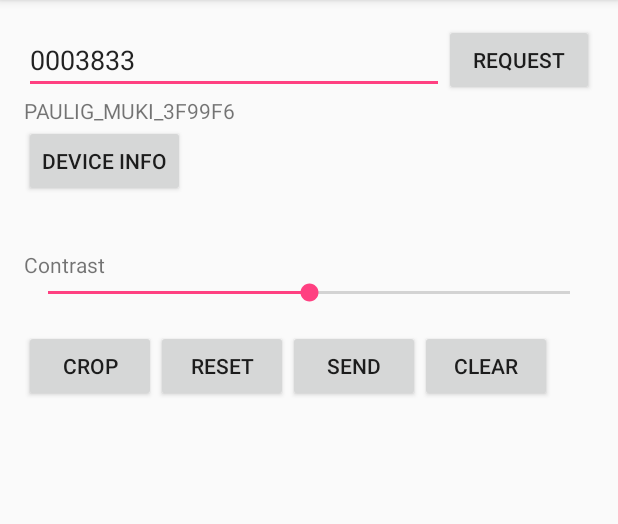
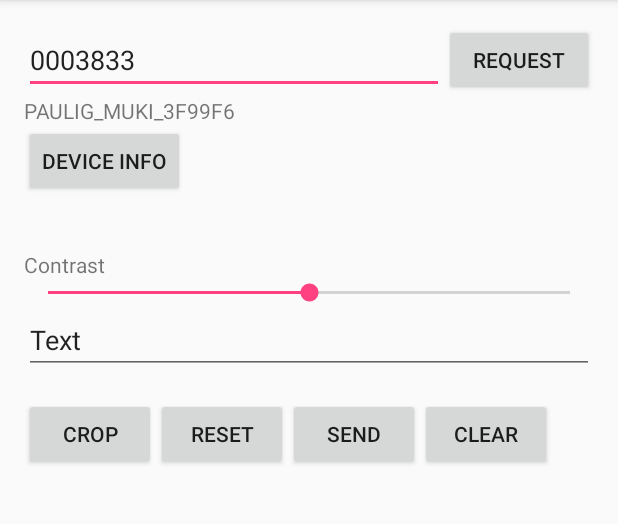
Before and after one commit to walliski/How-am-I-powered, an Android app: the screen it shows after launch (MainActivity), on a phone screen of 412 x 824 dp, the part 84-608 px from its top. Run offline under Robolectric (Android 15) with nearby library versions, the phone set to English and light mode, and no system bars; 7 statements that could not run were skipped.

Commit message:
Use text from input fields, show warnings on conn/disco

```diff
--- a/MukiTestApp/app/src/main/java/com/muki/MainActivity.java
+++ b/MukiTestApp/app/src/main/java/com/muki/MainActivity.java
@@ -8,6 +8,7 @@ import android.graphics.Point;
 import android.os.AsyncTask;
 import android.os.Bundle;
 import android.support.v7.app.AppCompatActivity;
+import android.util.Log;
 import android.view.View;
 import android.widget.EditText;
 import android.widget.ImageView;
@@ -32,6 +33,7 @@ import android.support.v4.app.ActivityCompat;
 public class MainActivity extends AppCompatActivity {
 
     private EditText mSerialNumberEdit;
+    private EditText mTextInput;
     private TextView mCupIdText;
     private TextView mDeviceInfoText;
     private ImageView mCupImage;
@@ -66,11 +68,13 @@ public class MainActivity extends AppCompatActivity {
             @Override
             public void onCupConnected() {
                 showToast("Cup connected");
+                Log.w("muki", "CONNECT");
             }
 
             @Override
             public void onCupDisconnected() {
                 showToast("Cup disconnected");
+                Log.w("muki", "DISCO");
             }
 
             @Override
@@ -102,6 +106,8 @@ public class MainActivity extends AppCompatActivity {
         mCupId =  "PAULIG_MUKI_3F99F6";
         mDeviceInfoText = (TextView) findViewById(R.id.deviceInfoText);
         mCupImage = (ImageView) findViewById(R.id.imageSrc);
+
+        mTextInput = (EditText) findViewById(R.id.textInput);
 
         mContrastSeekBar = (SeekBar) findViewById(R.id.contrastSeekBar);
         mContrastSeekBar.setOnSeekBarChangeListener(new SeekBar.OnSeekBarChangeListener() {
@@ -164,7 +170,7 @@ public class MainActivity extends AppCompatActivity {
 
     public void send(View view) {
         showProgress();
-        drawTxt("Hello World", 30, 0, 264);
+        drawTxt(mTextInput.getText().toString(), 30, 0, 264);
         mMukiCupApi.sendImage(mImage, new ImageProperties(mContrast), mCupId);
     }
 
--- a/MukiTestApp/app/src/main/res/layout/activity_main.xml
+++ b/MukiTestApp/app/src/main/res/layout/activity_main.xml
@@ -5,12 +5,12 @@
     android:id="@+id/activity_main"
     android:layout_width="match_parent"
     android:layout_height="match_parent"
-    android:orientation="vertical"
     android:paddingBottom="@dimen/activity_vertical_margin"
     android:paddingLeft="@dimen/activity_horizontal_margin"
     android:paddingRight="@dimen/activity_horizontal_margin"
     android:paddingTop="@dimen/activity_vertical_margin"
-    tools:context="com.muki.MainActivity">
+    tools:context="com.muki.MainActivity"
+    android:orientation="vertical">
 
     <LinearLayout
         android:layout_width="match_parent"
@@ -63,6 +63,14 @@
         android:layout_height="wrap_content"
         android:max="200"/>
 
+    <EditText
+        android:layout_width="match_parent"
+        android:layout_height="wrap_content"
+        android:inputType="textPersonName"
+        android:text="Text"
+        android:ems="10"
+        android:id="@+id/textInput" />
+
     <LinearLayout
         android:layout_width="match_parent"
         android:layout_height="wrap_content"
```
